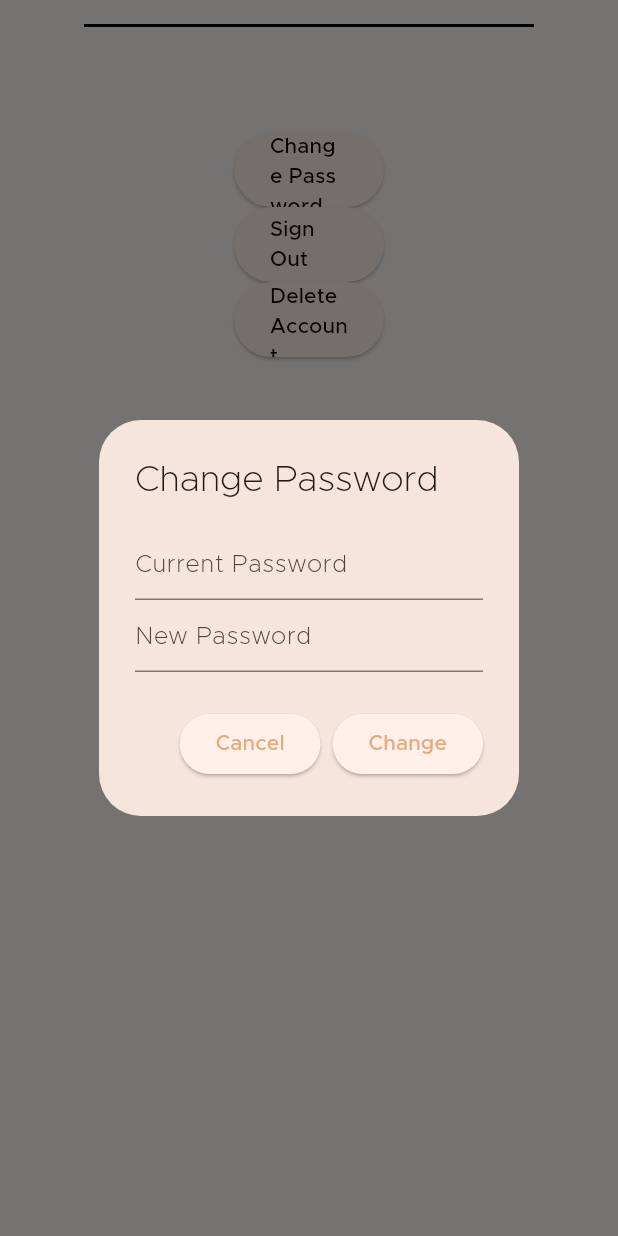
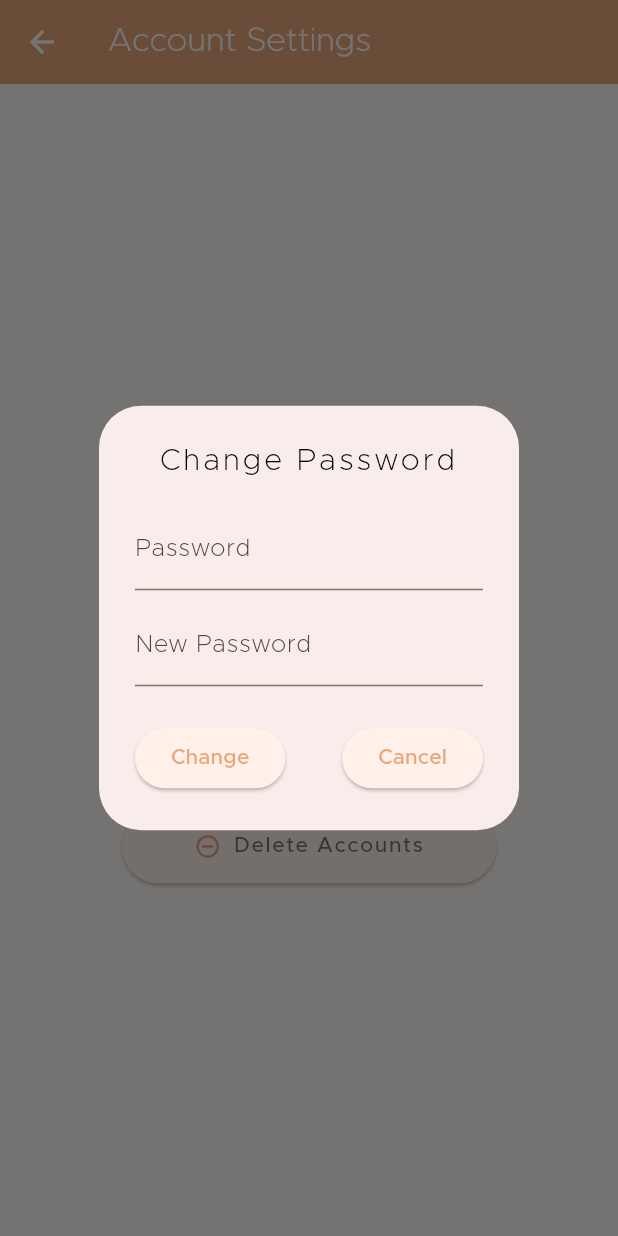
Before and after one commit to BatteryScentedCandle/Watchmans_Gazette, a Flutter app: the UserProfilePage screen opened directly, after a tap on "Change Password", on a phone screen of 412 x 824 dp. Run offline on Flutter 3.47's test engine with Material 3 defaults, Android fonts, the phone set to English and light mode, and no system bars; our stand-ins replace cloud_firestore, firebase_auth, firebase_core; accounts and stored records are empty.

Commit message:
profile settings ui

```diff
--- a/lib/screens/user_profile_page.dart
+++ b/lib/screens/user_profile_page.dart
@@ -21,24 +21,45 @@ class _UserProfilePage extends State<UserProfilePage> {
   @override
   Widget build(BuildContext context) {
     return Scaffold(
+      appBar: AppBar(title: Text("Account Settings")),
       body: Column(
+        mainAxisAlignment: MainAxisAlignment.center,
         children: [
           _buildHeader(context),
+
+          //Change Password
           SizedBox(
-            width: 100,
+            width: 250,
             height: 50,
             child: ElevatedButton(
               onPressed: () async {
                 _changePasswordField(context);
               },
-              child: Text(
+              child: Row(
+                mainAxisSize: MainAxisSize.min,
+                children: [
+                  Icon(Icons.password_rounded),
+                  SizedBox(width: 8),
+                  Text(
                     'Change Password',
-                style: TextStyle(color: Colors.black),
+                    style: TextStyle(
+                      fontFamily: 'Metropolis',
+                      fontSize: 14,
+                      fontWeight: FontWeight.w500,
+                      letterSpacing: 1,
+                      color: Colors.black54,
+                    ),
+                  ),
+                ],
               ),
             ),
           ),
+
+          const SizedBox(height: 20),
+
+          //Sign Out
           SizedBox(
-            width: 100,
+            width: 250,
             height: 50,
             child: ElevatedButton(
               onPressed: () async {
@@ -48,11 +69,31 @@ class _UserProfilePage extends State<UserProfilePage> {
                   MaterialPageRoute(builder: (context) => LandingPage()),
                 );
               },
-              child: Text('Sign Out', style: TextStyle(color: Colors.black)),
+              child: Row(
+                mainAxisSize: MainAxisSize.min,
+                children: [
+                  Icon(Icons.exit_to_app_rounded),
+                  SizedBox(width: 8),
+                  Text(
+                    'Sign Out',
+                    style: TextStyle(
+                      fontFamily: 'Metropolis',
+                      fontSize: 14,
+                      fontWeight: FontWeight.w500,
+                      letterSpacing: 1,
+                      color: Colors.black54,
                     ),
                   ),
+                ],
+              ),
+            ),
+          ),
+
+          const SizedBox(height: 20),
+
+          //Delete Account
           SizedBox(
-            width: 100,
+            width: 250,
             height: 50,
             child: ElevatedButton(
               onPressed: () async {
@@ -63,9 +104,22 @@ class _UserProfilePage extends State<UserProfilePage> {
                   MaterialPageRoute(builder: (context) => LandingPage()),
                 );
               },
-              child: Text(
-                'Delete Account',
-                style: TextStyle(color: Colors.black),
+              child: Row(
+                mainAxisSize: MainAxisSize.min,
+                children: [
+                  Icon(Icons.remove_circle_outline_rounded),
+                  SizedBox(width: 8),
+                  Text(
+                    'Delete Accounts',
+                    style: TextStyle(
+                      fontFamily: 'Metropolis',
+                      fontSize: 14,
+                      fontWeight: FontWeight.w500,
+                      letterSpacing: 1,
+                      color: Colors.black54,
+                    ),
+                  ),
+                ],
               ),
             ),
           ),
@@ -84,25 +138,38 @@ Widget _buildHeader(BuildContext context) {
     alignment: Alignment.center,
     child: Column(
       children: [
-        Container(width: 300, height: 2, color: Colors.black),
+        Text(
+          'Current User:',
+          style: TextStyle(
+            fontFamily: 'Metropolis',
+            fontSize: 12,
+            fontWeight: FontWeight.w500,
+            letterSpacing: 1,
+            color: Colors.black54,
+          ),
+        ),
 
-        SizedBox(height: 8),
+        const SizedBox(height: 8),
 
         Text(
           '${user?.email}',
           style: TextStyle(
             fontFamily: 'Metropolis',
-            fontSize: 32,
+            fontSize: 25,
             fontWeight: FontWeight.w100,
             letterSpacing: 8,
             color: Colors.black,
           ),
         ),
+
+        const SizedBox(height: 15),
       ],
     ),
   );
 }
 
+
+//Password Changer
 Future<void> _changePasswordField(context) async {
   String currentPassword = '';
   String newPassword = '';
@@ -111,39 +178,62 @@ Future<void> _changePasswordField(context) async {
     context: context,
     builder: (BuildContext context) {
       return AlertDialog(
-        title: Text('Change Password'),
+        backgroundColor: Color(0xFFF8EDEA),
+        title: Text('Change Password',
+          textAlign: TextAlign.center,
+          style: TextStyle(
+            fontFamily: 'Metropolis',
+            fontSize: 20,
+            fontWeight: FontWeight.w100,
+            letterSpacing: 2,
+            color: Colors.black,
+          ),),
+
         content: Column(
           mainAxisSize: MainAxisSize.min,
           children: <Widget>[
             TextField(
               obscureText: true,
-              decoration: InputDecoration(hintText: 'Current Password'),
+              decoration: InputDecoration(
+                  labelText: "Password",
+                  labelStyle: TextStyle(fontWeight: FontWeight.normal)
+              ),
               onChanged: (value) {
                 currentPassword = value;
               },
             ),
+
+            const SizedBox(height: 8),
+
             TextField(
               obscureText: true,
-              decoration: InputDecoration(hintText: 'New Password'),
+              decoration: InputDecoration( labelText: "New Password",
+                  labelStyle: TextStyle(fontWeight: FontWeight.normal)),
               onChanged: (value) {
                 newPassword = value;
               },
             ),
           ],
         ),
+
         actions: <Widget>[
+          Row(
+            children: <Widget>[
+              ElevatedButton(
+                onPressed: () async {
+                  await _changePassword(currentPassword, newPassword, context);
+                  Navigator.of(context).pop();
+                },
+                child: Text('Change'),
+              ),
+              Spacer(),
               ElevatedButton(
                 onPressed: () {
                   Navigator.of(context).pop();
                 },
                 child: Text('Cancel'),
               ),
-          ElevatedButton(
-            onPressed: () async {
-              await _changePassword(currentPassword, newPassword, context);
-              Navigator.of(context).pop();
-            },
-            child: Text('Change'),
+            ],
           ),
         ],
       );
```
Lines whose indentation alone changed are shown as unchanged.
